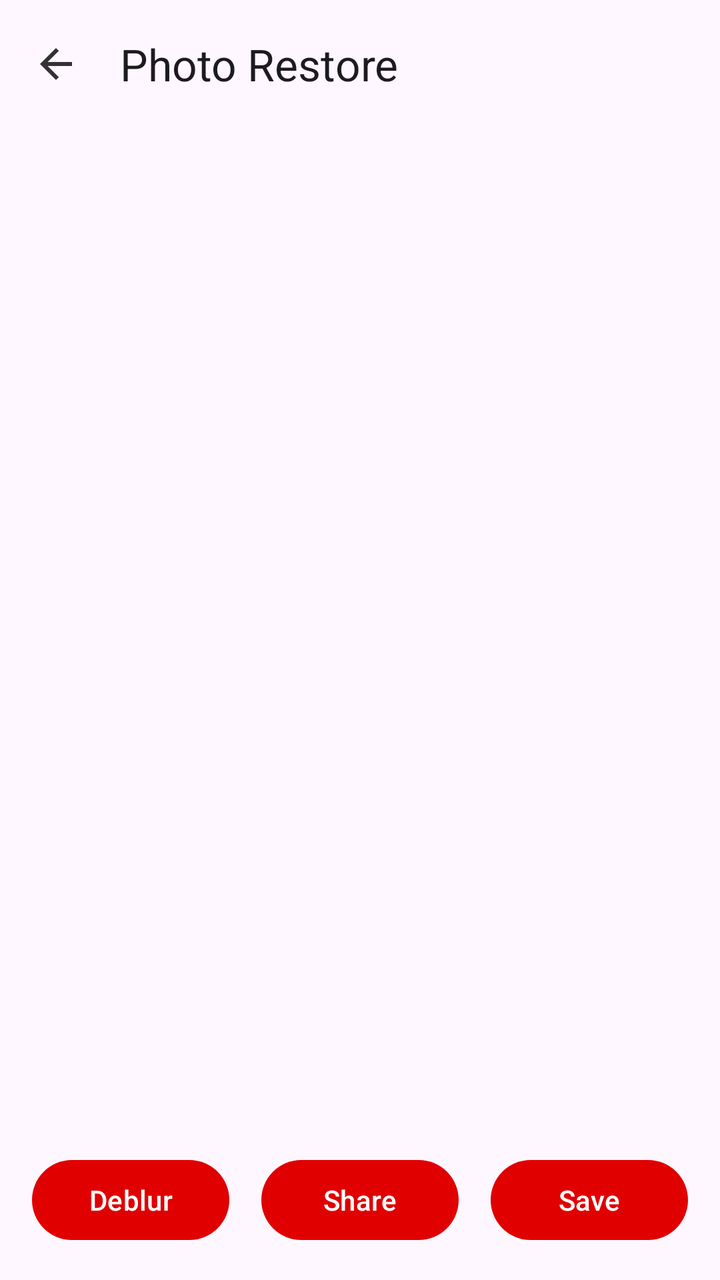
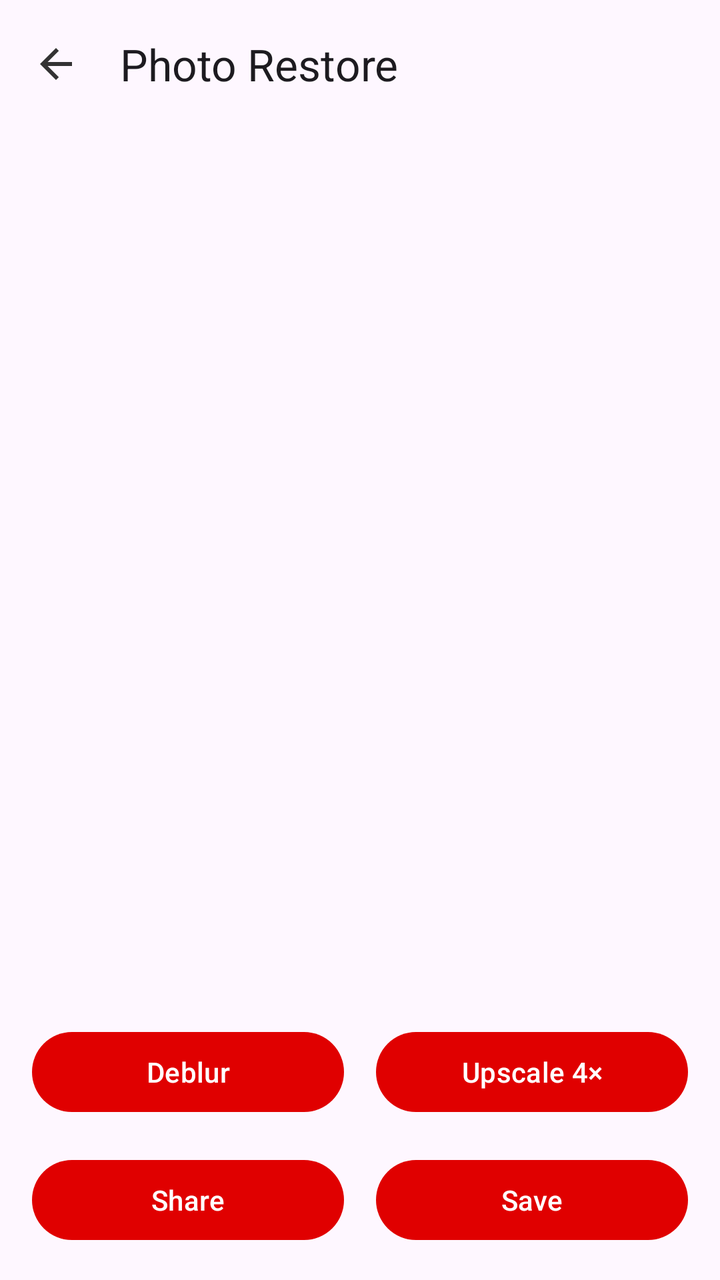

Two renders of the same Android screen: before a commit and after it. Below are the layout's source before the change and the commit's diff.
<!-- AndroidManifest.xml: application theme Theme.Asnapblur -->
<!-- res/layout/page_photo_restore_editor.xml -->
<?xml version="1.0" encoding="utf-8"?>
<androidx.constraintlayout.widget.ConstraintLayout xmlns:android="http://schemas.android.com/apk/res/android"
    xmlns:app="http://schemas.android.com/apk/res-auto"
    android:layout_width="match_parent"
    android:layout_height="match_parent">

    <com.google.android.material.appbar.MaterialToolbar
        android:id="@+id/toolbar"
        android:layout_width="match_parent"
        android:layout_height="?attr/actionBarSize"
        app:layout_constraintLeft_toLeftOf="parent"
        app:layout_constraintRight_toRightOf="parent"
        app:layout_constraintTop_toTopOf="parent"
        app:navigationIcon="@drawable/ic_arrow_back_white"
        app:navigationIconTint="@color/daynight_black_white"
        app:title="@string/photo_restore_title" />

    <FrameLayout
        android:id="@+id/container_imageView"
        android:layout_width="match_parent"
        android:layout_height="0dp"
        app:layout_constraintBottom_toTopOf="@id/container_button"
        app:layout_constraintLeft_toLeftOf="parent"
        app:layout_constraintRight_toRightOf="parent"
        app:layout_constraintTop_toBottomOf="@id/toolbar">

        <androidx.appcompat.widget.AppCompatImageView
            android:id="@+id/imageView"
            android:layout_width="match_parent"
            android:layout_height="match_parent"
            android:layout_margin="@dimen/text_margin"
            android:scaleType="fitCenter"
            android:contentDescription="@string/photo_restore_title" />
    </FrameLayout>

    <LinearLayout
        android:id="@+id/container_button"
        android:layout_width="match_parent"
        android:layout_height="wrap_content"
        android:orientation="vertical"
        android:padding="@dimen/text_margin"
        app:layout_constraintBottom_toBottomOf="parent"
        app:layout_constraintLeft_toLeftOf="parent"
        app:layout_constraintRight_toRightOf="parent">

        <com.google.android.material.button.MaterialButton
            android:id="@+id/button_toggle_before_after"
            android:layout_width="match_parent"
            android:layout_height="wrap_content"
            android:text="@string/photo_restore_show_deblurred"
            android:visibility="gone" />

        <LinearLayout
            android:layout_width="match_parent"
            android:layout_height="wrap_content"
            android:layout_marginTop="@dimen/text_margin"
            android:orientation="horizontal">

            <com.google.android.material.button.MaterialButton
                android:id="@+id/button_deblur"
                android:layout_width="0dp"
                android:layout_height="wrap_content"
                android:layout_marginEnd="@dimen/text_margin"
                android:layout_weight="1"
                android:text="@string/photo_restore_deblur" />

            <com.google.android.material.button.MaterialButton
                android:id="@+id/button_share"
                android:layout_width="0dp"
                android:layout_height="wrap_content"
                android:layout_marginEnd="@dimen/text_margin"
                android:layout_weight="1"
                android:text="@string/share" />

            <com.google.android.material.button.MaterialButton
                android:id="@+id/button_save"
                android:layout_width="0dp"
                android:layout_height="wrap_content"
                android:layout_weight="1"
                android:text="@string/save" />
        </LinearLayout>
    </LinearLayout>
</androidx.constraintlayout.widget.ConstraintLayout>
<!-- resources referenced by this layout -->
<resources>
  <color name="daynight_black_white">@color/black</color>
  <dimen name="text_margin">16dp</dimen>
  <!-- drawable ic_arrow_back_white (drawable-anydpi) -->
  <vector xmlns:android="http://schemas.android.com/apk/res/android"
      android:width="24dp"
      android:height="24dp"
      android:viewportWidth="24"
      android:viewportHeight="24"
      android:tint="#FFFFFF"
      android:alpha="0.8"
      android:autoMirrored="true">
    <path
        android:fillColor="@android:color/white"
        android:pathData="M20,11H7.83l5.59,-5.59L12,4l-8,8 8,8 1.41,-1.41L7.83,13H20v-2z"/>
  </vector>
  <string name="photo_restore_deblur">Deblur</string>
  <string name="photo_restore_show_deblurred">Show deblurred</string>
  <string name="photo_restore_title">Photo Restore</string>
  <string name="save">Save</string>
  <string name="share">Share</string>
  <style name="Theme.Asnapblur" parent="Theme.Material3.DayNight">
          
          <item name="colorPrimary">@color/red_800</item>
          <item name="colorPrimaryVariant">@color/light_blue_300</item>
          <item name="colorOnPrimary">@color/white</item>
          
          <item name="colorSecondary">@color/magenta_600</item>
          <item name="colorSecondaryVariant">@color/orange_800</item>
          <item name="colorOnSecondary">@color/black</item>
          
          <item name="android:textColor">@color/gray_700</item>
      </style>
  <color name="black">#FF000000</color>
  <color name="red_800">#E00000</color>
  <color name="light_blue_300">#00E0E0</color>
  <color name="white">#FFFFFFFF</color>
  <color name="magenta_600">#E00070</color>
  <color name="orange_800">#E07000</color>
  <color name="gray_700">#616161</color>
</resources>

<!-- the commit's change to res/layout/page_photo_restore_editor.xml (unified diff, before → after) -->
@@ -43,12 +43,28 @@
         app:layout_constraintLeft_toLeftOf="parent"
         app:layout_constraintRight_toRightOf="parent">
 
-        <com.google.android.material.button.MaterialButton
-            android:id="@+id/button_toggle_before_after"
+        <LinearLayout
             android:layout_width="match_parent"
             android:layout_height="wrap_content"
-            android:text="@string/photo_restore_show_deblurred"
-            android:visibility="gone" />
+            android:orientation="horizontal">
+
+            <com.google.android.material.button.MaterialButton
+                android:id="@+id/button_toggle_before_after"
+                android:layout_width="0dp"
+                android:layout_height="wrap_content"
+                android:layout_marginEnd="@dimen/text_margin"
+                android:layout_weight="1"
+                android:text="@string/photo_restore_show_restored"
+                android:visibility="gone" />
+
+            <com.google.android.material.button.MaterialButton
+                android:id="@+id/button_undo"
+                android:layout_width="0dp"
+                android:layout_height="wrap_content"
+                android:layout_weight="1"
+                android:text="@string/photo_restore_undo"
+                android:visibility="gone" />
+        </LinearLayout>
 
         <LinearLayout
             android:layout_width="match_parent"
@@ -63,6 +79,20 @@
                 android:layout_marginEnd="@dimen/text_margin"
                 android:layout_weight="1"
                 android:text="@string/photo_restore_deblur" />
+
+            <com.google.android.material.button.MaterialButton
+                android:id="@+id/button_upscale"
+                android:layout_width="0dp"
+                android:layout_height="wrap_content"
+                android:layout_weight="1"
+                android:text="@string/photo_restore_upscale" />
+        </LinearLayout>
+
+        <LinearLayout
+            android:layout_width="match_parent"
+            android:layout_height="wrap_content"
+            android:layout_marginTop="@dimen/text_margin"
+            android:orientation="horizontal">
 
             <com.google.android.material.button.MaterialButton
                 android:id="@+id/button_share"
<!-- resource entries referenced after the edit -->
@@ -16,8 +16,10 @@
         android:pathData="M20,11H7.83l5.59,-5.59L12,4l-8,8 8,8 1.41,-1.41L7.83,13H20v-2z"/>
   </vector>
   <string name="photo_restore_deblur">Deblur</string>
-  <string name="photo_restore_show_deblurred">Show deblurred</string>
+  <string name="photo_restore_show_restored">Show restored</string>
   <string name="photo_restore_title">Photo Restore</string>
+  <string name="photo_restore_undo">Undo (%1$d)</string>
+  <string name="photo_restore_upscale">Upscale 4×</string>
   <string name="save">Save</string>
   <string name="share">Share</string>
   <style name="Theme.Asnapblur" parent="Theme.Material3.DayNight">
